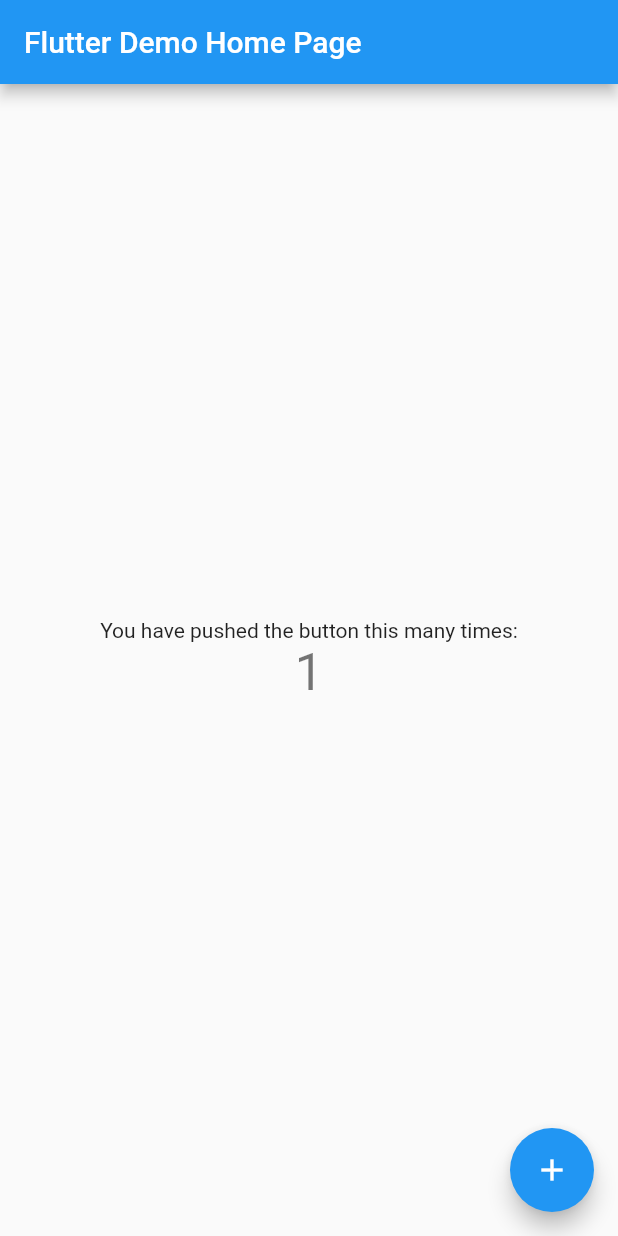
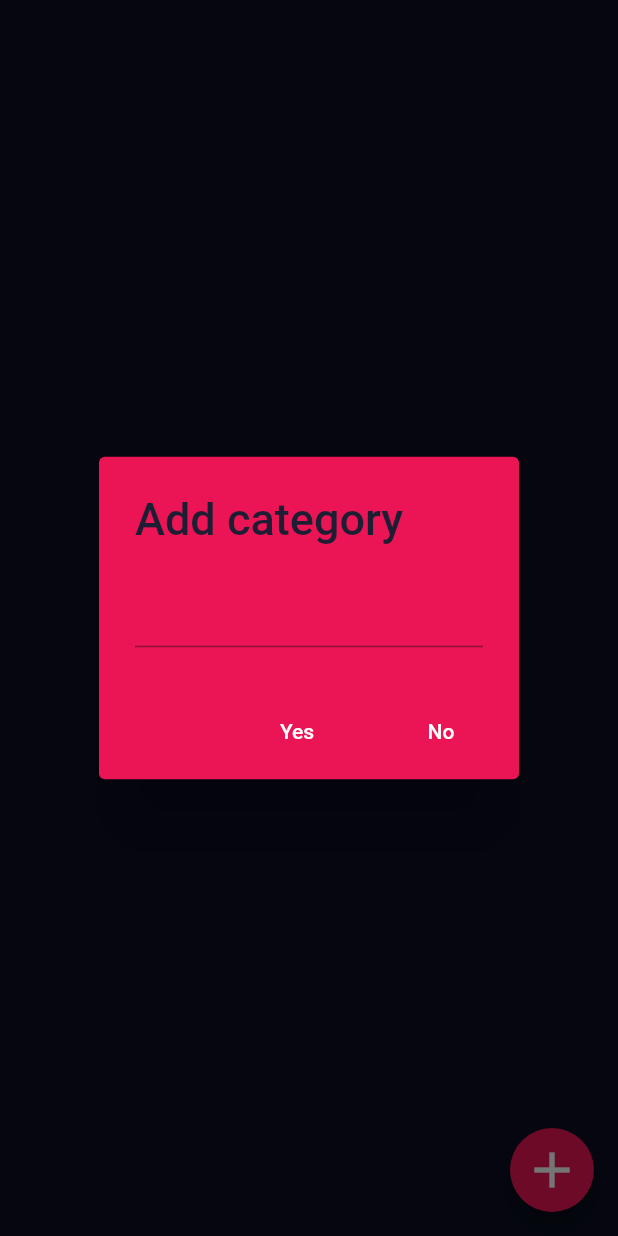
Before and after one commit to C-Harshul/AppTitude, a Flutter app: the screen it shows after launch, after a tap on the "add" icon, on a phone screen of 412 x 824 dp. Run offline on Flutter 3.47's test engine with Material 2 defaults, Android fonts, the phone set to English and light mode, and no system bars; our stand-ins replace cloud_firestore; accounts and stored records are empty.

Commit message:
Home cards

```diff
--- /dev/null
+++ b/lib/Firebase/sub_category.dart
@@ -0,0 +1 @@
+import 'package:flutter/material.dart';
--- /dev/null
+++ b/lib/Home.dart
@@ -0,0 +1,124 @@
+import 'package:flutter/material.dart';
+import 'Firebase/add_category.dart';
+import 'package:cloud_firestore/cloud_firestore.dart';
+class Home extends StatefulWidget {
+  @override
+  _HomeState createState() => _HomeState();
+}
+
+class _HomeState extends State<Home> {
+  dynamic data;
+  Stream cards;
+  List <CategoryTile> categories =[];
+
+TextEditingController ctrl = TextEditingController();
+
+  createAlertBox(BuildContext ctx){
+    return showDialog(
+        context: ctx,
+         builder: (ctx){
+          return AlertDialog(
+            title: Text('Add category',style: TextStyle(color: Color(0xFF1D1E33),fontSize: 30,)),
+
+            backgroundColor: Color(0xFFEB1555) ,
+            content: TextField(
+              style: TextStyle(color: Colors.white),
+              controller: ctrl,
+              maxLines: null,
+            ),
+            actions: <Widget>[
+
+              FlatButton(
+                child: Text('Yes',style: TextStyle(color: Colors.white)),
+                onPressed: () async{
+                 await AddCategories.updateCategoryData(ctrl.text);
+                 await AddCategories.addToCategoryField(ctrl.text);
+                 Navigator.of(context).pop();
+                },
+              ),
+              FlatButton(
+                child:Text('No',style: TextStyle(color: Colors.white)),
+                onPressed: (){
+                  Navigator.pop(ctx);
+                },
+              ),
+            ],
+          );
+         }
+    );
+  }
+
+
+  @override
+  Widget build(BuildContext context) {
+    setState(() {
+
+    });
+    return  Scaffold(
+      backgroundColor: Color(0xFF0A0E21),
+      body:CategoryStream(),
+      floatingActionButton: FloatingActionButton(
+        backgroundColor:  Color(0xFFEB1555) ,
+        onPressed: () {
+           createAlertBox(context);
+        },
+        tooltip: 'Increment',
+        child: Icon(Icons.add,size: 40),
+      ), // This trailing comma makes auto-formatting nicer for build methods.
+    );
+  }
+}
+
+class CategoryStream extends StatelessWidget {
+  @override
+  Widget build(BuildContext context) {
+    return StreamBuilder<QuerySnapshot>(
+        stream: Firestore.instance.collection('Users/vQ8CMAJZo4at0MmZKhFaGLPRwo93/Categories').snapshots(),
+        // ignore: missing_return
+        builder: (context,snapshot){
+          List <CategoryTile> categories =[];
+          if(snapshot.hasData){
+            final cats = snapshot.data.documents;
+            for(var cat in cats){
+              String name;
+              name = cat.data['name'];
+              CategoryTile instance = CategoryTile(title:name);
+              categories.add(instance);
+            }
+            return ListView.builder(
+              itemBuilder: (ctx,index) =>CategoryTile(
+                title:categories[index].title,
+              ) ,
+              itemCount: categories.length,
+            );
+          }else
+            return CircularProgressIndicator();
+        }
+    );
+  }
+}
+
+
+class CategoryTile extends StatelessWidget {
+  CategoryTile({this.title});
+  String title;
+  @override
+  Widget build(BuildContext context) {
+    return GestureDetector(
+      onTap: (){
+
+      },
+      child: Padding(
+        padding: const EdgeInsets.all(8.0),
+        child: Card(
+          color: Color(0xFF1D1E33),
+          child: Center(child: Padding(
+            padding: const EdgeInsets.all(8.0),
+            child: Text(title,style: TextStyle(fontSize: 50,color: Colors.white)),
+           )
+          ),
+        ),
+      ),
+    );
+  }
+}
--- a/lib/main.dart
+++ b/lib/main.dart
@@ -1,117 +1,19 @@
 import 'package:flutter/material.dart';
-
+import 'Home.dart';
 void main() {
-  runApp(MyApp());
+  runApp(AppTitude());
 }
 
-class MyApp extends StatelessWidget {
+class AppTitude extends StatelessWidget {
   // This widget is the root of your application.
   @override
   Widget build(BuildContext context) {
     return MaterialApp(
-      title: 'Flutter Demo',
-      theme: ThemeData(
-        // This is the theme of your application.
-        //
-        // Try running your application with "flutter run". You'll see the
-        // application has a blue toolbar. Then, without quitting the app, try
-        // changing the primarySwatch below to Colors.green and then invoke
-        // "hot reload" (press "r" in the console where you ran "flutter run",
-        // or simply save your changes to "hot reload" in a Flutter IDE).
-        // Notice that the counter didn't reset back to zero; the application
-        // is not restarted.
-        primarySwatch: Colors.blue,
-        // This makes the visual density adapt to the platform that you run
-        // the app on. For desktop platforms, the controls will be smaller and
-        // closer together (more dense) than on mobile platforms.
-        visualDensity: VisualDensity.adaptivePlatformDensity,
-      ),
-      home: MyHomePage(title: 'Flutter Demo Home Page'),
+      home: Home(),
+      routes: {
+       '/Cats':(context) => Home(),
+
+      },
     );
   }
 }
-
-class MyHomePage extends StatefulWidget {
-  MyHomePage({Key key, this.title}) : super(key: key);
-
-  // This widget is the home page of your application. It is stateful, meaning
-  // that it has a State object (defined below) that contains fields that affect
-  // how it looks.
-
-  // This class is the configuration for the state. It holds the values (in this
-  // case the title) provided by the parent (in this case the App widget) and
-  // used by the build method of the State. Fields in a Widget subclass are
-  // always marked "final".
-
-  final String title;
-
-  @override
-  _MyHomePageState createState() => _MyHomePageState();
-}
-
-class _MyHomePageState extends State<MyHomePage> {
-  int _counter = 0;
-
-  void _incrementCounter() {
-    setState(() {
-      // This call to setState tells the Flutter framework that something has
-      // changed in this State, which causes it to rerun the build method below
-      // so that the display can reflect the updated values. If we changed
-      // _counter without calling setState(), then the build method would not be
-      // called again, and so nothing would appear to happen.
-      _counter++;
-    });
-  }
-
-  @override
-  Widget build(BuildContext context) {
-    // This method is rerun every time setState is called, for instance as done
-    // by the _incrementCounter method above.
-    //
-    // The Flutter framework has been optimized to make rerunning build methods
-    // fast, so that you can just rebuild anything that needs updating rather
-    // than having to individually change instances of widgets.
-    return Scaffold(
-      appBar: AppBar(
-        // Here we take the value from the MyHomePage object that was created by
-        // the App.build method, and use it to set our appbar title.
-        title: Text(widget.title),
-      ),
-      body: Center(
-        // Center is a layout widget. It takes a single child and positions it
-        // in the middle of the parent.
-        child: Column(
-          // Column is also a layout widget. It takes a list of children and
-          // arranges them vertically. By default, it sizes itself to fit its
-          // children horizontally, and tries to be as tall as its parent.
-          //
-          // Invoke "debug painting" (press "p" in the console, choose the
-          // "Toggle Debug Paint" action from the Flutter Inspector in Android
-          // Studio, or the "Toggle Debug Paint" command in Visual Studio Code)
-          // to see the wireframe for each widget.
-          //
-          // Column has various properties to control how it sizes itself and
-          // how it positions its children. Here we use mainAxisAlignment to
-          // center the children vertically; the main axis here is the vertical
-          // axis because Columns are vertical (the cross axis would be
-          // horizontal).
-          mainAxisAlignment: MainAxisAlignment.center,
-          children: <Widget>[
-            Text(
-              'You have pushed the button this many times:',
-            ),
-            Text(
-              '$_counter',
-              style: Theme.of(context).textTheme.headline4,
-            ),
-          ],
-        ),
-      ),
-      floatingActionButton: FloatingActionButton(
-        onPressed: _incrementCounter,
-        tooltip: 'Increment',
-        child: Icon(Icons.add),
-      ), // This trailing comma makes auto-formatting nicer for build methods.
-    );
-  }
-}
--- a/pubspec.yaml
+++ b/pubspec.yaml
@@ -23,8 +23,8 @@ environment:
 dependencies:
   flutter:
     sdk: flutter
-
-
+  cloud_firestore: ^0.13.4+2
+  firebase_auth: ^0.15.5+3
   # The following adds the Cupertino Icons font to your application.
   # Use with the CupertinoIcons class for iOS style icons.
   cupertino_icons: ^0.1.3
```
Also changed, not shown: lib/Firebase/add_category.dart (added, +21 -0 lines), lib/Firebase/firestore_service.dart (added, +93 -0 lines), pubspec.lock, 2 other files.
